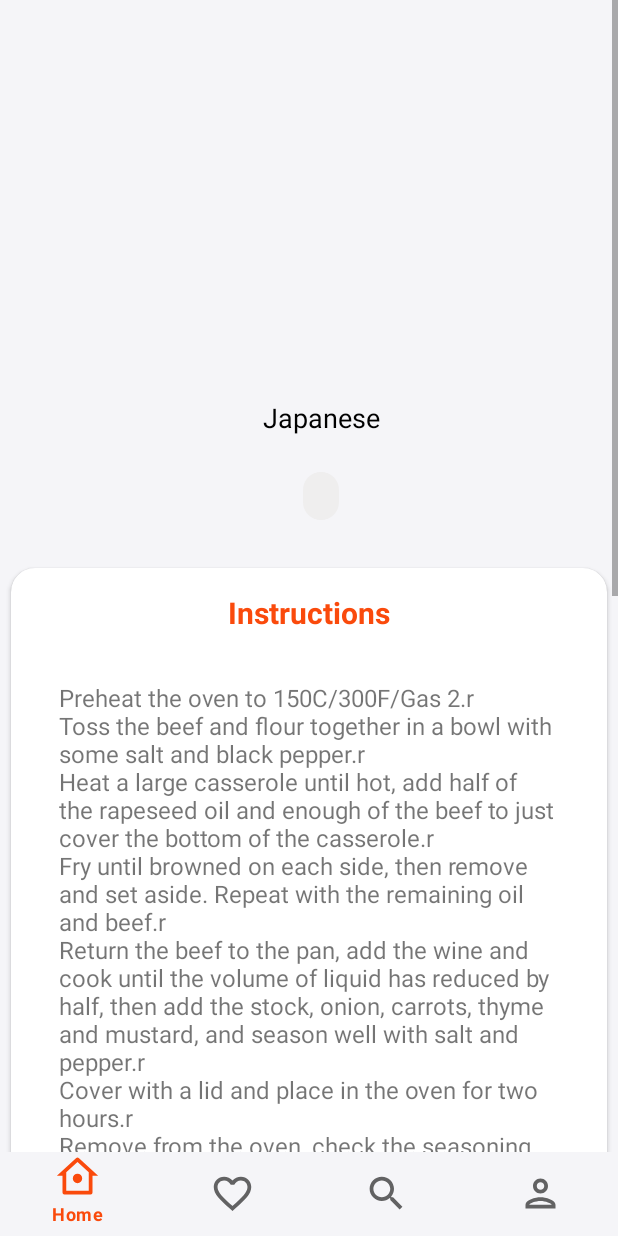
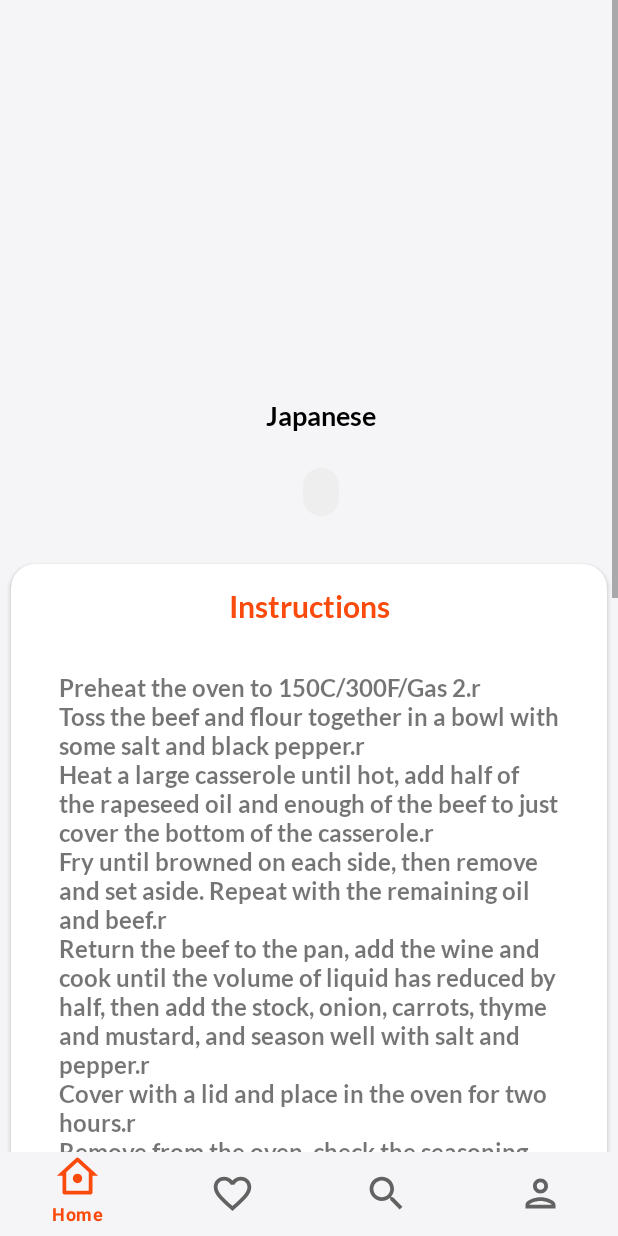
Before and after one commit to noureldensaid/YumYum, an Android app: the fragment MealDetailsFragment placed in its activity, on a phone screen of 412 x 824 dp. Run offline under Robolectric (Android 15) with nearby library versions, the phone set to English and light mode, and no system bars; our stand-ins replace CircleImageView, Dagger/Hilt's generated code, navigation-ui; libraries missing offline, so code that uses them is left out: com.denzcoskun.imageslider; network calls fail; pictures from the network do not load; 5 statements that could not run were skipped.

Commit message:
initial commit

```diff
--- a/app/src/main/java/com/fyp/yumyum/ui/main/MainViewModel.kt
+++ b/app/src/main/java/com/fyp/yumyum/ui/main/MainViewModel.kt
@@ -51,7 +51,7 @@ class MainViewModel @Inject constructor(
                 Log.e("Great request", "getData: Great")
             } else Log.e("Failed request", "getData: Failed")
         } catch (ex: Exception) {
-            Log.e("TAG", ex.message.toString());
+            Log.e("TAG", ex.message.toString())
         }
     }
 
@@ -61,9 +61,9 @@ class MainViewModel @Inject constructor(
             if (response.isSuccessful) {
                 _mealData.postValue(response.body()?.meals)
                 Log.e("Great request", "getData: Great")
-            } else Log.e("Failed request", "getData: Failed")
+            } else Log.e("Failed request", response.errorBody().toString())
         } catch (ex: Exception) {
-            Log.e("TAG", ex.message.toString());
+            Log.e("TAG", ex.message.toString())
         }
 
 
--- a/app/src/main/res/layout/activity_main.xml
+++ b/app/src/main/res/layout/activity_main.xml
@@ -12,6 +12,7 @@
         android:id="@+id/toolbar"
         android:layout_width="match_parent"
         android:layout_height="wrap_content"
+        android:fontFamily="@font/lato_bold"
         android:visibility="gone"
         app:layout_constraintEnd_toEndOf="parent"
         app:layout_constraintStart_toStartOf="parent"
@@ -35,6 +36,7 @@
         android:layout_width="match_parent"
         android:layout_height="wrap_content"
         android:background="@color/ghost_white"
+        android:fontFamily="@font/lato_bold"
         android:visibility="visible"
         app:chainUseRtl="true"
         app:elevation="0dp"
--- a/app/src/main/res/layout/fragment_meal_details.xml
+++ b/app/src/main/res/layout/fragment_meal_details.xml
@@ -8,10 +8,10 @@
 
 
     <ScrollView
+        android:layout_width="match_parent"
+
+        android:layout_height="match_parent"
         android:layout_marginBottom="48dp"
-
-        android:layout_width="match_parent"
-        android:layout_height="match_parent"
         android:fillViewport="true"
         app:layout_constraintBottom_toBottomOf="parent"
         app:layout_constraintEnd_toEndOf="parent"
@@ -42,6 +42,7 @@
                 android:layout_marginVertical="16dp"
                 android:layout_marginStart="16dp"
                 android:ellipsize="end"
+                android:fontFamily="@font/lato_bold"
                 android:gravity="center"
                 android:maxLines="2"
                 android:text="Japanese"
@@ -65,10 +66,10 @@
                 app:layout_constraintTop_toBottomOf="@id/meal_origin" />
 
             <androidx.cardview.widget.CardView
-                android:layout_marginVertical="16dp"
                 android:id="@+id/card_view_meal_recipe"
                 android:layout_width="wrap_content"
                 android:layout_height="wrap_content"
+                android:layout_marginVertical="16dp"
                 app:cardCornerRadius="16dp"
                 app:cardUseCompatPadding="true"
                 app:layout_constraintBottom_toTopOf="@id/card_view_ingredient"
@@ -87,17 +88,18 @@
                         android:layout_width="match_parent"
                         android:layout_height="wrap_content"
                         android:layout_marginTop="16dp"
+                        android:fontFamily="@font/lato_bold"
                         android:gravity="center_horizontal"
                         android:text="@string/instructions"
                         android:textColor="@color/orange"
-                        android:textSize="20sp"
-                        android:textStyle="bold" />
+                        android:textSize="20sp" />
 
                     <TextView
                         android:id="@+id/meal_recipe"
                         android:layout_width="wrap_content"
                         android:layout_height="wrap_content"
                         android:layout_margin="16dp"
+                        android:fontFamily="@font/lato_bold"
                         android:padding="16dp"
                         android:text="@string/meal_recipe"
                         android:textSize="16sp" />
@@ -108,13 +110,13 @@
             </androidx.cardview.widget.CardView>
 
             <androidx.cardview.widget.CardView
-                android:layout_marginHorizontal="16dp"
                 android:id="@+id/card_view_ingredient"
                 android:layout_width="match_parent"
                 android:layout_height="wrap_content"
+                android:layout_marginHorizontal="16dp"
                 android:layout_marginVertical="16dp"
-                 android:padding="72dp"
                 android:elevation="8dp"
+                android:padding="72dp"
                 app:cardCornerRadius="16dp"
                 app:layout_constraintEnd_toEndOf="@id/card_view_meal_recipe"
                 app:layout_constraintStart_toStartOf="@id/card_view_meal_recipe"
@@ -129,6 +131,7 @@
                         android:id="@+id/ingredients_info"
                         android:layout_width="wrap_content"
                         android:layout_height="wrap_content"
+                        android:fontFamily="@font/lato_bold"
                         android:text="Main Ingredients"
                         android:textColor="@color/orange"
                         android:textSize="20sp"
@@ -142,6 +145,7 @@
                         android:id="@+id/ingredient_1"
                         android:layout_width="wrap_content"
                         android:layout_height="wrap_content"
+                        android:fontFamily="@font/lato_bold"
                         android:padding="16dp"
                         android:textSize="16sp"
                         app:layout_constraintEnd_toStartOf="@id/capacity_1"
@@ -153,6 +157,7 @@
                         android:id="@+id/capacity_1"
                         android:layout_width="wrap_content"
                         android:layout_height="wrap_content"
+                        android:fontFamily="@font/lato_bold"
                         android:padding="16dp"
                         android:textSize="16sp"
                         app:layout_constraintEnd_toEndOf="parent"
@@ -165,6 +170,7 @@
                         android:id="@+id/ingredient_2"
                         android:layout_width="wrap_content"
                         android:layout_height="wrap_content"
+                        android:fontFamily="@font/lato_bold"
                         android:padding="16dp"
                         android:textSize="16sp"
                         app:layout_constraintEnd_toStartOf="@id/capacity_1"
@@ -176,6 +182,7 @@
                         android:id="@+id/capacity_2"
                         android:layout_width="wrap_content"
                         android:layout_height="wrap_content"
+                        android:fontFamily="@font/lato_bold"
                         android:padding="16dp"
                         android:textSize="16sp"
                         app:layout_constraintEnd_toEndOf="parent"
@@ -187,6 +194,7 @@
                         android:id="@+id/ingredient_3"
                         android:layout_width="wrap_content"
                         android:layout_height="wrap_content"
+                        android:fontFamily="@font/lato_bold"
                         android:padding="16dp"
                         android:textSize="16sp"
                         app:layout_constraintEnd_toStartOf="@id/capacity_1"
@@ -198,6 +206,7 @@
                         android:id="@+id/capacity_3"
                         android:layout_width="wrap_content"
                         android:layout_height="wrap_content"
+                        android:fontFamily="@font/lato_bold"
                         android:padding="16dp"
                         android:textSize="16sp"
                         app:layout_constraintEnd_toEndOf="parent"
@@ -209,6 +218,7 @@
                         android:id="@+id/ingredient_4"
                         android:layout_width="wrap_content"
                         android:layout_height="wrap_content"
+                        android:fontFamily="@font/lato_bold"
                         android:padding="16dp"
                         android:textSize="16sp"
                         app:layout_constraintEnd_toStartOf="@id/capacity_1"
@@ -220,6 +230,7 @@
                         android:id="@+id/capacity_4"
                         android:layout_width="wrap_content"
                         android:layout_height="wrap_content"
+                        android:fontFamily="@font/lato_bold"
                         android:padding="16dp"
                         android:textSize="16sp"
                         app:layout_constraintEnd_toEndOf="parent"
@@ -231,6 +242,7 @@
                         android:id="@+id/ingredient_5"
                         android:layout_width="wrap_content"
                         android:layout_height="wrap_content"
+                        android:fontFamily="@font/lato_bold"
                         android:padding="16dp"
                         android:textSize="16sp"
                         app:layout_constraintEnd_toStartOf="@id/capacity_1"
@@ -242,6 +254,7 @@
                         android:id="@+id/capacity_5"
                         android:layout_width="wrap_content"
                         android:layout_height="wrap_content"
+                        android:fontFamily="@font/lato_bold"
                         android:padding="16dp"
                         android:textSize="16sp"
                         app:layout_constraintEnd_toEndOf="parent"
--- a/app/src/main/res/layout/fragment_search.xml
+++ b/app/src/main/res/layout/fragment_search.xml
@@ -8,6 +8,7 @@
     tools:context=".ui.main.search.SearchFragment">
 
     <androidx.appcompat.widget.SearchView
+        android:fontFamily="@font/lato_bold"
         android:id="@+id/search_tv"
         android:layout_width="match_parent"
         android:layout_height="wrap_content"
--- a/app/src/main/res/layout/fragment_welcome.xml
+++ b/app/src/main/res/layout/fragment_welcome.xml
@@ -31,6 +31,7 @@
             android:layout_marginBottom="18dp"
             android:backgroundTint="@color/ghost_white"
             android:padding="16dp"
+            android:fontFamily="@font/lato_bold"
             android:text="Get Started"
             android:textAllCaps="false"
             android:textColor="@color/orange"
--- a/app/src/main/res/layout/home_rv_items.xml
+++ b/app/src/main/res/layout/home_rv_items.xml
@@ -33,9 +33,10 @@
                 android:layout_height="wrap_content"
                 android:layout_marginTop="100dp"
                 android:layout_marginBottom="24dp"
+                android:fontFamily="@font/lato_bold"
                 android:gravity="bottom|center"
                 android:text="Meat"
-                 android:textColor="#333"
+                android:textColor="#333"
                 android:textSize="22sp" />
 
 
--- a/app/src/main/res/layout/layout_custom_dialog.xml
+++ b/app/src/main/res/layout/layout_custom_dialog.xml
@@ -3,7 +3,7 @@
     xmlns:app="http://schemas.android.com/apk/res-auto"
     android:layout_width="match_parent"
     android:layout_height="wrap_content"
-     android:elevation="4dp"
+    android:elevation="4dp"
     app:cardBackgroundColor="@color/white"
     app:cardCornerRadius="20dp"
     app:cardUseCompatPadding="true">
@@ -18,6 +18,7 @@
             android:layout_width="wrap_content"
             android:layout_height="wrap_content"
             android:drawablePadding="4dp"
+            android:fontFamily="@font/lato_bold"
             android:gravity="center"
             android:text="Confirm Logout"
             android:textColor="#333"
@@ -34,6 +35,7 @@
             android:layout_width="match_parent"
             android:layout_height="wrap_content"
             android:layout_marginTop="12dp"
+            android:fontFamily="@font/lato_bold"
             android:gravity="center"
             android:text="You will be returned to the login screen"
             android:textColor="#333"
@@ -49,6 +51,7 @@
             android:layout_height="wrap_content"
             android:layout_marginTop="16dp"
             android:backgroundTint="#333"
+            android:fontFamily="@font/lato_bold"
             android:text="Cancel"
             android:textAllCaps="false"
             android:textColor="@color/white"
@@ -62,6 +65,7 @@
             android:id="@+id/btnYes"
             android:layout_width="wrap_content"
             android:layout_height="wrap_content"
+            android:fontFamily="@font/lato_bold"
             android:text="Logout"
             android:textAllCaps="false"
             android:textColor="@color/white"
--- a/app/src/main/res/layout/meals_rv_items.xml
+++ b/app/src/main/res/layout/meals_rv_items.xml
@@ -42,11 +42,11 @@
             android:layout_width="wrap_content"
             android:layout_height="match_parent"
             android:layout_marginBottom="8dp"
+            android:fontFamily="@font/lato_bold"
             android:padding="16dp"
             android:textColor="@color/black"
             android:textSize="20sp"
-            android:textStyle="italic"
-            tools:text="Meat" />
+             tools:text="Meat" />
 
     </LinearLayout>
 
--- a/app/src/main/res/menu/bottom_nav_bar.xml
+++ b/app/src/main/res/menu/bottom_nav_bar.xml
@@ -4,20 +4,24 @@
 
     <item
         android:id="@+id/homeFragment"
+        android:fontFamily="@font/lato_bold"
         android:icon="@drawable/ic_home"
         android:title="Home" />
 
     <item
         android:id="@+id/favouritesFragment"
+        android:fontFamily="@font/lato_bold"
         android:icon="@drawable/ic_favourite"
         android:title="Favourites" />
 
     <item
         android:id="@+id/searchFragment"
+        android:fontFamily="@font/lato_bold"
         android:icon="@drawable/ic_search"
         android:title="Search" />
     <item
         android:id="@+id/profileFragment"
+        android:fontFamily="@font/lato_bold"
         android:icon="@drawable/ic_profile"
         android:title="Profile" />
 
--- a/app/src/main/res/values/strings.xml
+++ b/app/src/main/res/values/strings.xml
@@ -13,4 +13,5 @@
     <string name="hello_second_fragment">Hello second fragment. Arg: %1$s</string>
     <string name="meal_recipe">Preheat the oven to 150C/300F/Gas 2.r\nToss the beef and flour together in a bowl with some salt and black pepper.r\nHeat a large casserole until hot, add half of the rapeseed oil and enough of the beef to just cover the bottom of the casserole.r\nFry until browned on each side, then remove and set aside. Repeat with the remaining oil and beef.r\nReturn the beef to the pan, add the wine and cook until the volume of liquid has reduced by half, then add the stock, onion, carrots, thyme and mustard, and season well with salt and pepper.r\nCover with a lid and place in the oven for two hours.r\nRemove from the oven, check the seasoning and set aside to cool. Remove the thyme.r\nWhen the beef is cool and you\'re ready to assemble the pie, preheat the oven to 200C/400F/Gas 6.r\nTransfer the beef to a pie dish, brush the rim with the beaten egg yolks and lay the pastry over the top. Brush the top of the pastry with more beaten egg.r\nTrim the pastry so there is just enough excess to crimp the edges, then place in the oven and bake for 30 minutes, or until the pastry is golden-brown and cooked through.r\nFor the green beans, bring a saucepan of salted water to the boil, add the beans and cook for 4-5 minutes, or until just tender.r\nDrain and toss with the butter, then season with black pepper.r\nTo serve, place a large spoonful of pie onto each plate with some green beans</string>
     <string name="instructions">Instructions</string>
+    <string name="what_do_you_want_to_cook_today">What do you want to cook today?</string>
 </resources>
```
Also changed, not shown: app/src/main/res/layout/fragment_home.xml (+4 -3 lines), app/src/main/res/layout/fragment_login.xml (+5 -2 lines), app/src/main/res/layout/fragment_profile.xml (+6 -5 lines), app/src/main/res/layout/fragment_sign_up.xml (+6 -2 lines), app/src/main/res/font/lato_bold.ttf (added), app/src/main/res/font/lato_light.ttf (added), app/src/main/res/font/lato_regular.ttf (added).
